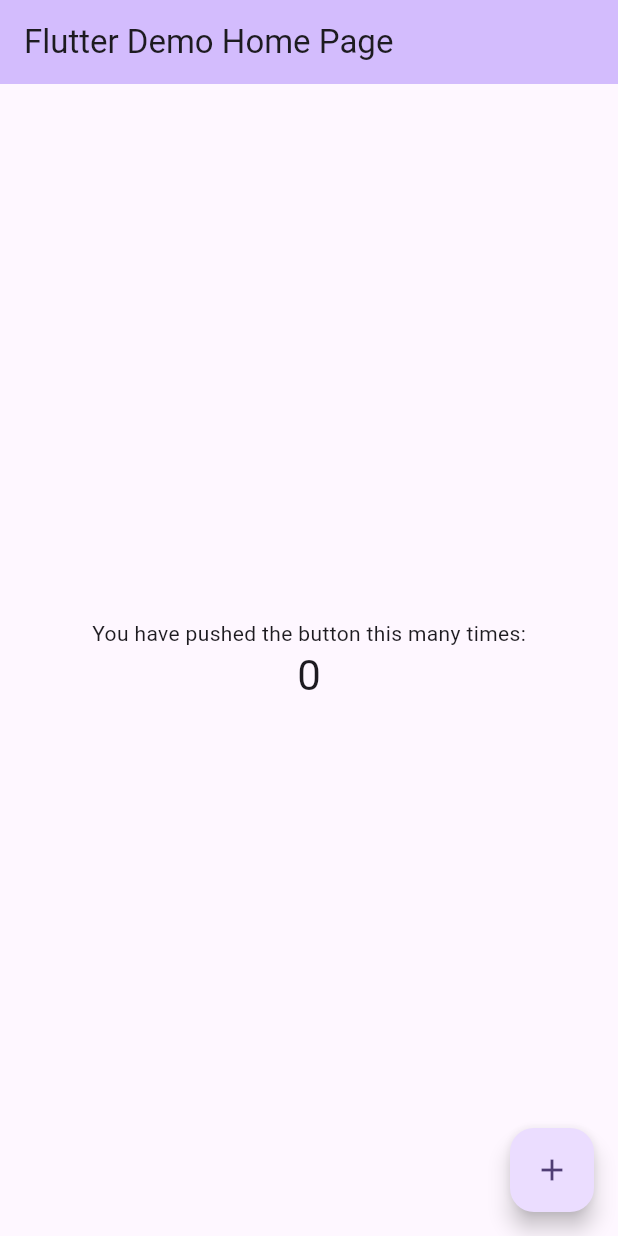
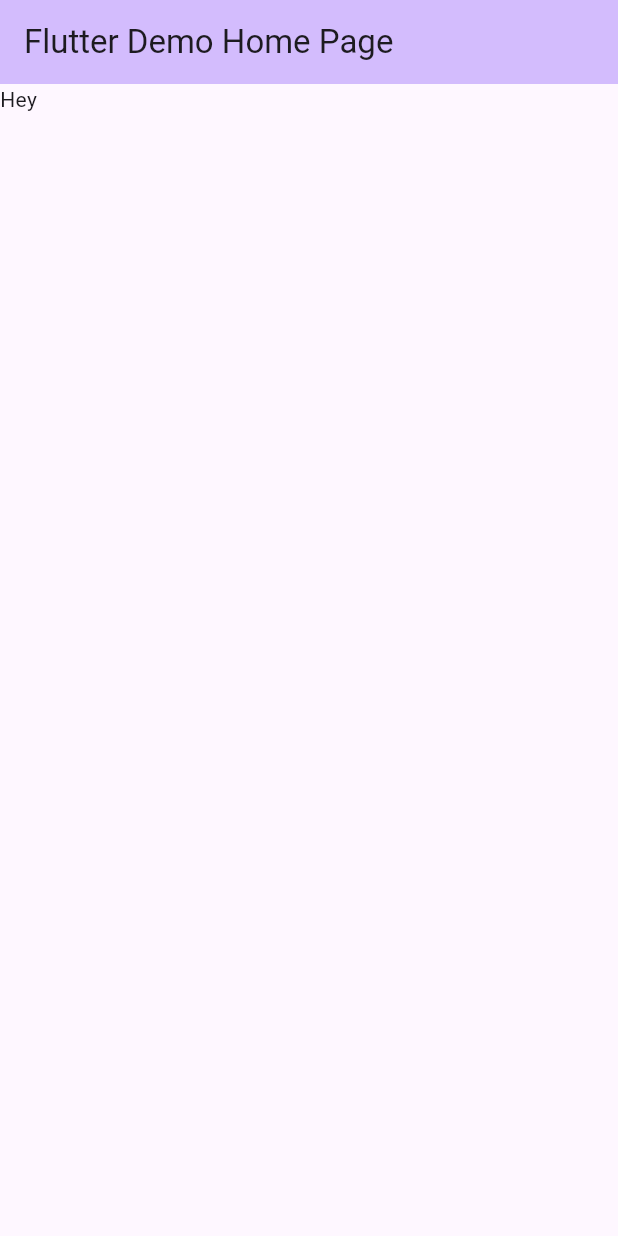
Before and after one commit to OscrTR/helios_tt, a Flutter app: the screen it shows after launch, on a phone screen of 412 x 824 dp. Run offline on Flutter 3.47's test engine with Material 3 defaults, Android fonts, the phone set to English and light mode, and no system bars.

Commit message:
initial cleanup + packages

```diff
--- a/lib/main.dart
+++ b/lib/main.dart
@@ -7,27 +7,11 @@ void main() {
 class MyApp extends StatelessWidget {
   const MyApp({super.key});
 
-  // This widget is the root of your application.
   @override
   Widget build(BuildContext context) {
     return MaterialApp(
       title: 'Flutter Demo',
       theme: ThemeData(
-        // This is the theme of your application.
-        //
-        // TRY THIS: Try running your application with "flutter run". You'll see
-        // the application has a purple toolbar. Then, without quitting the app,
-        // try changing the seedColor in the colorScheme below to Colors.green
-        // and then invoke "hot reload" (save your changes or press the "hot
-        // reload" button in a Flutter-supported IDE, or press "r" if you used
-        // the command line to start the app).
-        //
-        // Notice that the counter didn't reset back to zero; the application
-        // state is not lost during the reload. To reset the state, use hot
-        // restart instead.
-        //
-        // This works for code too, not just values: Most code changes can be
-        // tested with just a hot reload.
         colorScheme: ColorScheme.fromSeed(seedColor: Colors.deepPurple),
       ),
       home: const MyHomePage(title: 'Flutter Demo Home Page'),
@@ -37,16 +21,6 @@ class MyApp extends StatelessWidget {
 
 class MyHomePage extends StatefulWidget {
   const MyHomePage({super.key, required this.title});
-
-  // This widget is the home page of your application. It is stateful, meaning
-  // that it has a State object (defined below) that contains fields that affect
-  // how it looks.
-
-  // This class is the configuration for the state. It holds the values (in this
-  // case the title) provided by the parent (in this case the App widget) and
-  // used by the build method of the State. Fields in a Widget subclass are
-  // always marked "final".
-
   final String title;
 
   @override
@@ -54,68 +28,15 @@ class MyHomePage extends StatefulWidget {
 }
 
 class _MyHomePageState extends State<MyHomePage> {
-  int _counter = 0;
-
-  void _incrementCounter() {
-    setState(() {
-      // This call to setState tells the Flutter framework that something has
-      // changed in this State, which causes it to rerun the build method below
-      // so that the display can reflect the updated values. If we changed
-      // _counter without calling setState(), then the build method would not be
-      // called again, and so nothing would appear to happen.
-      _counter++;
-    });
-  }
-
   @override
   Widget build(BuildContext context) {
-    // This method is rerun every time setState is called, for instance as done
-    // by the _incrementCounter method above.
-    //
-    // The Flutter framework has been optimized to make rerunning build methods
-    // fast, so that you can just rebuild anything that needs updating rather
-    // than having to individually change instances of widgets.
     return Scaffold(
       appBar: AppBar(
-        // TRY THIS: Try changing the color here to a specific color (to
-        // Colors.amber, perhaps?) and trigger a hot reload to see the AppBar
-        // change color while the other colors stay the same.
         backgroundColor: Theme.of(context).colorScheme.inversePrimary,
-        // Here we take the value from the MyHomePage object that was created by
-        // the App.build method, and use it to set our appbar title.
         title: Text(widget.title),
       ),
-      body: Center(
-        // Center is a layout widget. It takes a single child and positions it
-        // in the middle of the parent.
-        child: Column(
-          // Column is also a layout widget. It takes a list of children and
-          // arranges them vertically. By default, it sizes itself to fit its
-          // children horizontally, and tries to be as tall as its parent.
-          //
-          // Column has various properties to control how it sizes itself and
-          // how it positions its children. Here we use mainAxisAlignment to
-          // center the children vertically; the main axis here is the vertical
-          // axis because Columns are vertical (the cross axis would be
-          // horizontal).
-          //
-          // TRY THIS: Invoke "debug painting" (choose the "Toggle Debug Paint"
-          // action in the IDE, or press "p" in the console), to see the
-          // wireframe for each widget.
-          mainAxisAlignment: MainAxisAlignment.center,
-          children: <Widget>[
-            const Text('You have pushed the button this many times:'),
-            Text(
-              '$_counter',
-              style: Theme.of(context).textTheme.headlineMedium,
-            ),
-          ],
-        ),
-      ),
-      floatingActionButton: FloatingActionButton(
-        onPressed: _incrementCounter,
-        tooltip: 'Increment',
-        child: const Icon(Icons.add),
+      body: Text(
+        "Hey",
       ), // This trailing comma makes auto-formatting nicer for build methods.
     );
   }
```
Also changed, not shown: pubspec.yaml (+4 -70 lines), pubspec.lock.
